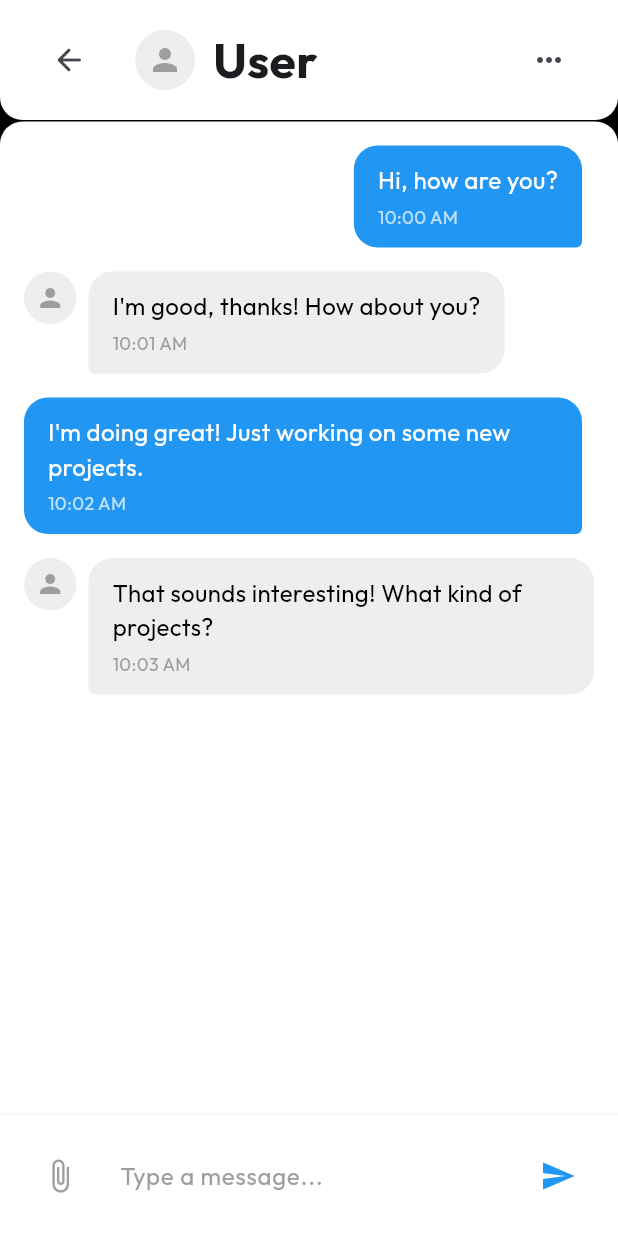
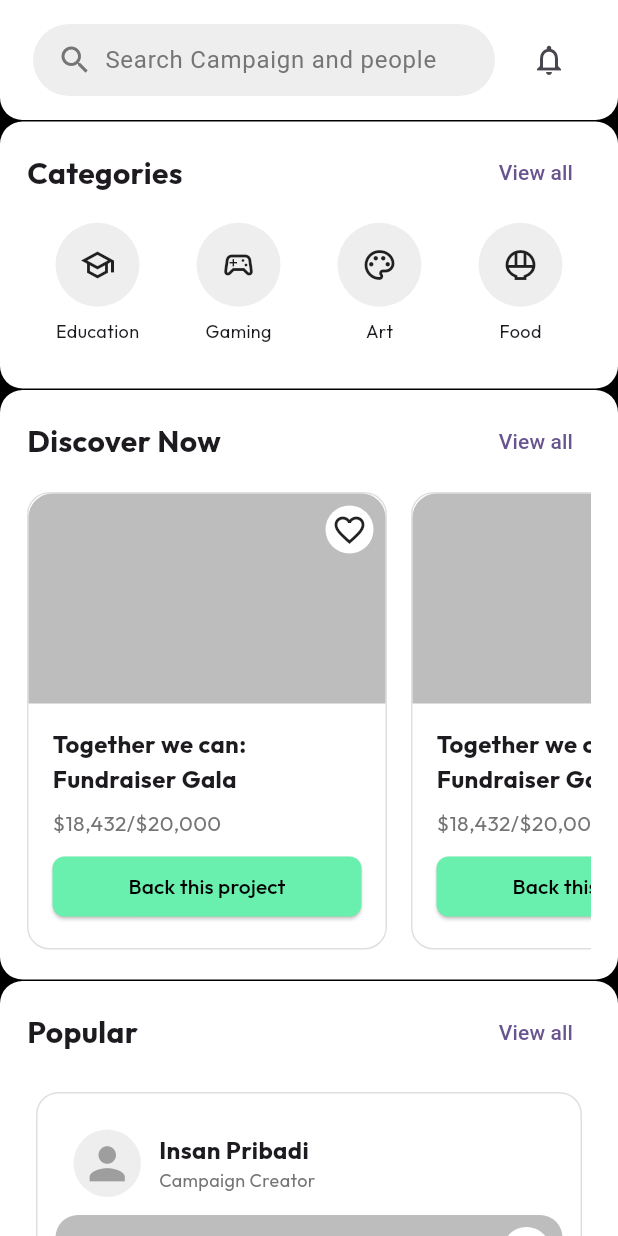
Before and after one commit to RoshinM/CrowdLink, a Flutter app: the screen it shows after launch, on a phone screen of 412 x 824 dp. Run offline on Flutter 3.47's test engine with Material 3 defaults, Android fonts, the light colour scheme and no system bars; our stand-ins replace google_fonts.

Commit message:
explore page added

```diff
--- a/lib/main.dart
+++ b/lib/main.dart
@@ -1,4 +1,5 @@
 import 'package:crowd_link/pages/chatPage.dart';
+import 'package:crowd_link/pages/explorePage.dart';
 import 'package:crowd_link/pages/inboxPage.dart';
 import 'package:crowd_link/pages/loginPage.dart';
 import 'package:crowd_link/pages/registrationPage.dart';
@@ -21,7 +22,7 @@ class MyApp extends StatelessWidget {
         colorScheme: ColorScheme.fromSeed(seedColor: Colors.deepPurple),
         useMaterial3: true,
       ),
-      home: ChatPage(),
+      home: ExplorePage(),
     );
   }
 }
--- /dev/null
+++ b/lib/pages/explorePage.dart
@@ -0,0 +1,463 @@
+
+import 'package:flutter/material.dart';
+import 'package:google_fonts/google_fonts.dart';
+
+class ExplorePage extends StatefulWidget {
+  const ExplorePage({super.key});
+
+  @override
+  State<ExplorePage> createState() => _ExplorePageState();
+}
+
+class _ExplorePageState extends State<ExplorePage> {
+
+  topNavBar() {
+    return Container(
+      padding: const EdgeInsets.symmetric(vertical: 16, horizontal: 22),
+      decoration: const BoxDecoration(
+        color: Colors.white,
+        borderRadius: BorderRadius.only(
+          bottomLeft: Radius.circular(15),
+          bottomRight: Radius.circular(15),
+        ),
+      ),
+      child: Column(
+        children: [
+          Row(
+            children: [
+              Expanded(
+                child: Container(
+                  padding: const EdgeInsets.symmetric(horizontal: 16),
+                  decoration: BoxDecoration(
+                    color: Colors.grey[200],
+                    borderRadius: BorderRadius.circular(25),
+                  ),
+                  child: Row(
+                    children: [
+                      Icon(Icons.search, color: Colors.grey[600]),
+                      const SizedBox(width: 8),
+                      Expanded(
+                        child: TextField(
+                          decoration: InputDecoration(
+                            hintText: 'Search Campaign and people',
+                            border: InputBorder.none,
+                            hintStyle: TextStyle(color: Colors.grey[600]),
+                          ),
+                        ),
+                      ),
+                    ],
+                  ),
+                ),
+              ),
+              const SizedBox(width: 12),
+              IconButton(
+                icon: const Icon(Icons.notifications_outlined),
+                onPressed: () {},
+              ),
+            ],
+          ),
+        ],
+      ),
+    );
+  }
+
+  Widget buildCategoryItem(IconData icon, String label) {
+    return Column(
+      mainAxisSize: MainAxisSize.min,
+      children: [
+        Container(
+          padding: const EdgeInsets.all(16),
+          decoration: BoxDecoration(
+            color: Colors.grey[200],
+            shape: BoxShape.circle,
+          ),
+          child: Icon(icon, size: 24),
+        ),
+        const SizedBox(height: 8),
+        Text(
+          label,
+          style: GoogleFonts.outfit(fontSize: 12),
+        ),
+      ],
+    );
+  }
+
+  Widget buildCampaignCard() {
+    return Container(
+      width: 240,
+      decoration: BoxDecoration(
+        borderRadius: BorderRadius.circular(15),
+        border: Border.all(color: Colors.grey[300]!),
+      ),
+      child: Column(
+        crossAxisAlignment: CrossAxisAlignment.start,
+        children: [
+          Stack(
+            children: [
+              Container(
+                height: 140,
+                decoration: BoxDecoration(
+                  color: Colors.grey[400],
+                  borderRadius: const BorderRadius.vertical(top: Radius.circular(16)),
+                ),
+              ),
+              Positioned(
+                top: 8,
+                right: 8,
+                child: Container(
+                  padding: const EdgeInsets.all(4),
+                  decoration: const BoxDecoration(
+                    color: Colors.white,
+                    shape: BoxShape.circle,
+                  ),
+                  child: const Icon(Icons.favorite_border),
+                ),
+              ),
+            ],
+          ),
+          Padding(
+            padding: const EdgeInsets.all(16),
+            child: Column(
+              crossAxisAlignment: CrossAxisAlignment.start,
+              children: [
+                Text(
+                  'Together we can: Fundraiser Gala',
+                  style: GoogleFonts.outfit(
+                    fontWeight: FontWeight.bold,
+                    fontSize: 16,
+                  ),
+                ),
+                const SizedBox(height: 8),
+                Text(
+                  '\$18,432/\$20,000',
+                  style: GoogleFonts.outfit(
+                    color: Colors.grey[600],
+                    fontSize: 14,
+                  ),
+                ),
+                const SizedBox(height: 8),
+                ElevatedButton(
+                  onPressed: () {},
+                  style: ElevatedButton.styleFrom(
+                    backgroundColor: Colors.greenAccent,
+                    foregroundColor: Colors.black,
+                    minimumSize: const Size(double.infinity, 40),
+                    shape: RoundedRectangleBorder(
+                      borderRadius: BorderRadius.circular(8),
+                    ),
+                  ),
+                  child: Text(
+                    'Back this project',
+                    style: GoogleFonts.outfit(),
+                  ),
+                ),
+              ],
+            ),
+          ),
+        ],
+      ),
+    );
+  }
+
+  Widget buildPopularCard() {
+    return Container(
+      margin: const EdgeInsets.all(6),
+      padding: const EdgeInsets.all(12),
+      decoration: BoxDecoration(
+        borderRadius: BorderRadius.circular(15),
+        border: Border.all(color: Colors.grey[300]!),
+      ),
+      child: Column(
+        crossAxisAlignment: CrossAxisAlignment.start,
+        children: [
+          Padding(
+            padding: const EdgeInsets.all(12),
+            child: Row(
+              children: [
+                Container(
+                  width: 45,
+                  height: 45,
+                  decoration: BoxDecoration(
+                    shape: BoxShape.circle,
+                    color: Colors.grey[200],
+                  ),
+                  child: const Icon(
+                    Icons.person,
+                    color: Colors.grey,
+                    size: 35,
+                  ),
+                ),
+                const SizedBox(width: 12),
+                Column(
+                  crossAxisAlignment: CrossAxisAlignment.start,
+                  children: [
+                    Text(
+                      'Insan Pribadi',
+                      style: GoogleFonts.outfit(
+                        fontWeight: FontWeight.bold,
+                        fontSize: 16,
+                      ),
+                    ),
+                    Text(
+                      'Campaign Creator',
+                      style: GoogleFonts.outfit(
+                        color: Colors.grey[600],
+                        fontSize: 12,
+                      ),
+                    ),
+                  ],
+                ),
+              ],
+            ),
+          ),
+          Stack(
+            children: [
+              Container(
+                height: 180,
+                decoration: BoxDecoration(
+                  color: Colors.grey[400],
+                  borderRadius: BorderRadius.circular(15),
+                ),
+              ),
+              Positioned(
+                top: 8,
+                right: 8,
+                child: Container(
+                  padding: const EdgeInsets.all(4),
+                  decoration: const BoxDecoration(
+                    color: Colors.white,
+                    shape: BoxShape.circle,
+                  ),
+                  child: const Icon(Icons.favorite_border),
+                ),
+              ),
+            ],
+          ),
+          Padding(
+            padding: const EdgeInsets.all(16),
+            child: Column(
+              crossAxisAlignment: CrossAxisAlignment.start,
+              children: [
+                Text(
+                  'Together we can: Fundraiser Gala',
+                  style: GoogleFonts.outfit(
+                    fontWeight: FontWeight.bold,
+                    fontSize: 16,
+                  ),
+                ),
+                const SizedBox(height: 8),
+                ClipRRect(
+                  borderRadius: BorderRadius.circular(8),
+                  child: LinearProgressIndicator(
+                    value: 18432 / 20000,
+                    backgroundColor: Colors.grey[300],
+                    color: Colors.greenAccent,
+                    minHeight: 8,
+                  ),
+                ),
+                const SizedBox(height: 8),
+                Text(
+                  '\$18,432/\$20,000',
+                  style: GoogleFonts.outfit(
+                    color: Colors.grey[600],
+                    fontSize: 14,
+                  ),
+                ),
+                const SizedBox(height: 8),
+                Row(
+                  children: [
+                    Row(
+                      children: [
+                        const Icon(
+                          Icons.category_outlined,
+                          size: 20,
+                        ),
+                        const SizedBox(width: 4),
+                        Text(
+                          'Category',
+                          style: GoogleFonts.outfit(
+                            fontSize: 14,
+                            color: Colors.grey[600],
+                          ),
+                        ),
+                      ],
+                    ),
+                    const SizedBox(width: 30),
+                    Row(
+                      children: [
+                        const Icon(
+                          Icons.people_outline,
+                          size: 20,
+                        ),
+                        const SizedBox(width: 4),
+                        Text(
+                          'Backed by 1,987 people',
+                          style: GoogleFonts.outfit(
+                            fontSize: 14,
+                            color: Colors.grey[600],
+                          ),
+                        ),
+                      ],
+                    )
+                  ],
+                ),
+              ],
+            ),
+          ),
+        ],
+      ),
+    );
+  }
+
+
+  categoriesSection() {
+    return Container(
+      padding: const EdgeInsets.only(left: 18, top: 10, right: 18, bottom: 20),
+      decoration: BoxDecoration(
+        color: Colors.white,
+        borderRadius: BorderRadius.circular(15),
+      ),
+      child: Column(
+        children: [
+          Row(
+            mainAxisAlignment: MainAxisAlignment.spaceBetween,
+            children: [
+              Text(
+                'Categories',
+                style: GoogleFonts.outfit(
+                  fontSize: 20,
+                  fontWeight: FontWeight.bold,
+                ),
+              ),
+              TextButton(
+                onPressed: () {},
+                child: const Text('View all'),
+              ),
+            ],
+          ),
+          SizedBox(
+            height: 100,
+            child: Row(
+              mainAxisAlignment: MainAxisAlignment.spaceAround,
+              children: [
+                buildCategoryItem(Icons.school_outlined, 'Education'),
+                buildCategoryItem(Icons.sports_esports_outlined, 'Gaming'),
+                buildCategoryItem(Icons.palette_outlined, 'Art'),
+                buildCategoryItem(Icons.rice_bowl_outlined, 'Food'),
+              ],
+            ),
+          ),
+        ],
+      ),
+    );
+  }
+
+  discoverSection() {
+    return Container(
+      padding: const EdgeInsets.only(left: 18, top: 10, right: 18, bottom: 20),
+      decoration: BoxDecoration(
+        color: Colors.white,
+        borderRadius: BorderRadius.circular(15),
+      ),
+      child: Column(
+        children: [
+          Row(
+            mainAxisAlignment: MainAxisAlignment.spaceBetween,
+            children: [
+              Text(
+                'Discover Now',
+                style: GoogleFonts.outfit(
+                  fontSize: 20,
+                  fontWeight: FontWeight.bold,
+                ),
+              ),
+              TextButton(
+                onPressed: () {},
+                child: const Text('View all'),
+              ),
+            ],
+          ),
+          const SizedBox(height: 10),
+          SizedBox(
+            height: 305,
+            child: ListView(
+              scrollDirection: Axis.horizontal,
+              children: [
+                buildCampaignCard(),
+                const SizedBox(width: 16),
+                buildCampaignCard(),
+                const SizedBox(width: 16),
+                buildCampaignCard(),
+                const SizedBox(width: 16),
+                buildCampaignCard(),
+              ],
+            ),
+          ),
+        ],
+      ),
+    );
+  }
+
+  Widget popularSection() {
+    return Container(
+      padding: const EdgeInsets.only(left: 18, top: 10, right: 18, bottom: 20),
+      decoration: BoxDecoration(
+        color: Colors.white,
+        borderRadius: BorderRadius.circular(15),
+      ),
+      child: Column(
+        children: [
+          Row(
+            mainAxisAlignment: MainAxisAlignment.spaceBetween,
+            children: [
+              Text(
+                'Popular',
+                style: GoogleFonts.outfit(
+                  fontSize: 20,
+                  fontWeight: FontWeight.bold,
+                ),
+              ),
+              TextButton(
+                onPressed: () {},
+                child: const Text('View all'),
+              ),
+            ],
+          ),
+          const SizedBox(height: 10),
+          Column(
+            children: [
+              buildPopularCard(),
+              const SizedBox(height: 6),
+              buildPopularCard(),
+              const SizedBox(height: 6),
+              buildPopularCard(),
+              const SizedBox(height: 6),
+            ],
+          ),
+        ],
+      ),
+    );
+  }
+
+
+  @override
+  Widget build(BuildContext context) {
+    return Scaffold(
+      resizeToAvoidBottomInset: false,
+      backgroundColor: Colors.black,
+      body: SingleChildScrollView(
+        child: Column(
+          children: [
+            topNavBar(),
+            const SizedBox(height: 1),
+            categoriesSection(),
+            const SizedBox(height: 1),
+            discoverSection(),
+            const SizedBox(height: 1),
+            popularSection(),
+          ],
+        ),
+      ),
+    );
+  }
+}
```
